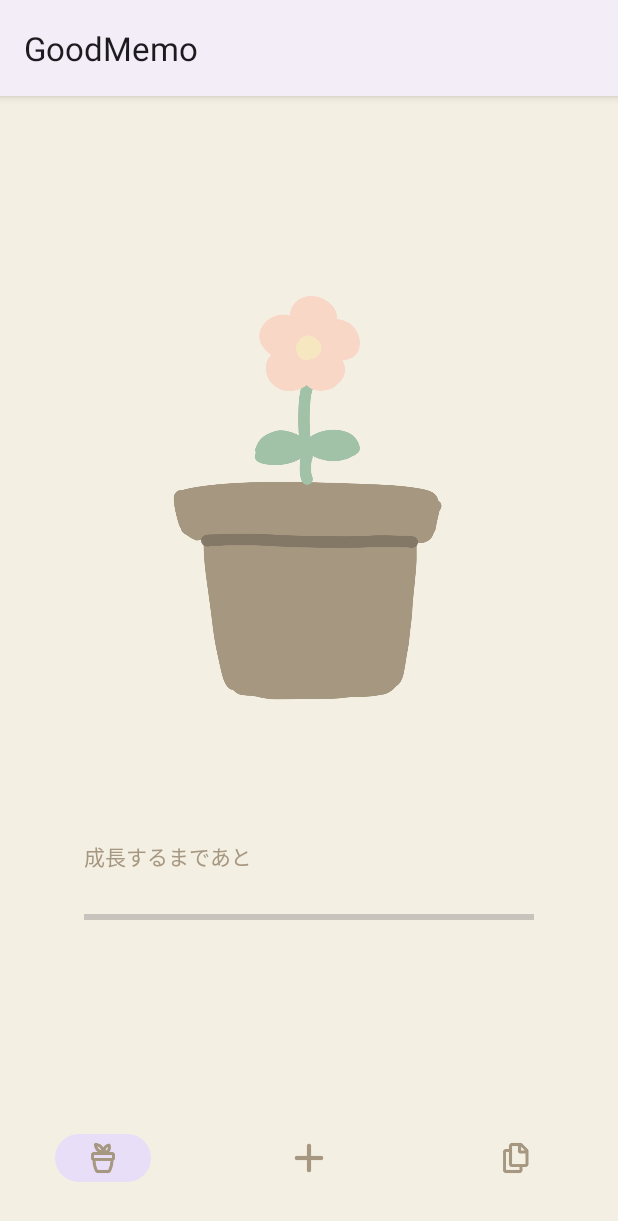
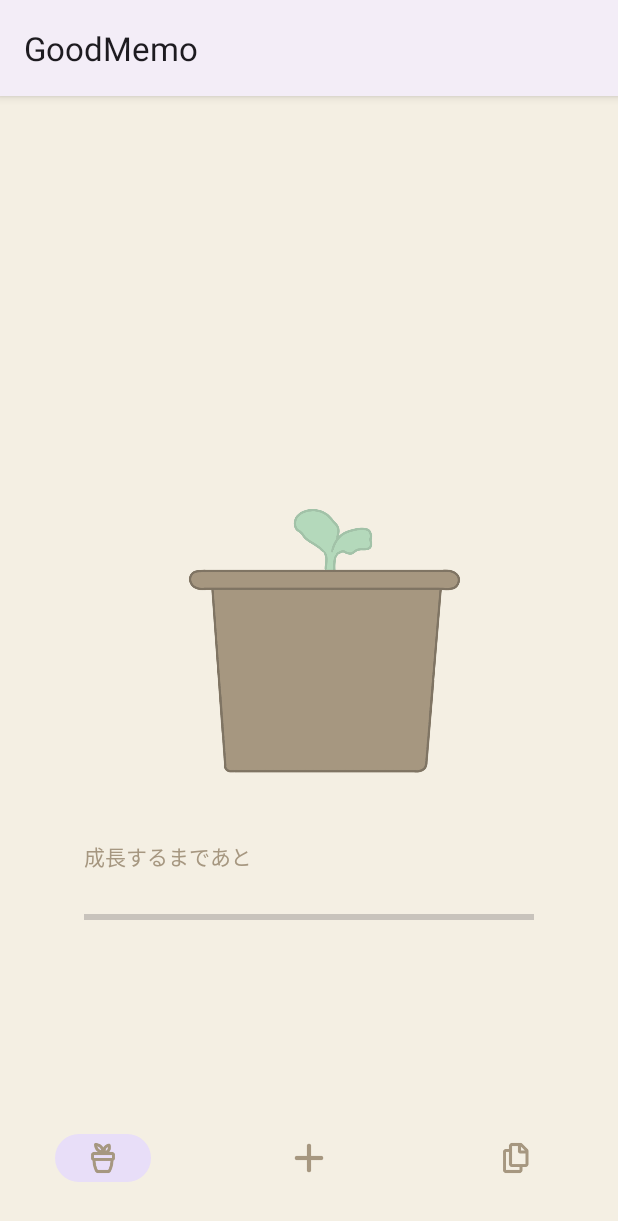
Before and after one commit to a1tannn/lit_android, an Android app: the screen it shows after launch (MainActivity), on a phone screen of 412 x 824 dp. Shown: the top 1221 px of the screen. Run offline under Robolectric (Android 15) with nearby library versions, the phone set to English and light mode, and no system bars; our stand-ins replace navigation-ui.

Commit message:
Add Image

```diff
--- a/GoodMemo/app/src/main/java/app/ai/aitan/goodmemo/FlowerFragment.kt
+++ b/GoodMemo/app/src/main/java/app/ai/aitan/goodmemo/FlowerFragment.kt
@@ -1,6 +1,9 @@
 package app.ai.aitan.goodmemo
 
+import android.content.Context
+import android.content.SharedPreferences
 import android.os.Bundle
+import android.util.Log
 import androidx.fragment.app.Fragment
 import android.view.LayoutInflater
 import android.view.View
@@ -11,6 +14,20 @@ class FlowerFragment : Fragment() {
     private var _binding: FragmentFlowerBinding? = null
     private val binding get() = _binding!!
 
+    private val imageResources = listOf(
+        R.drawable.sprout,
+        R.drawable.leaves,
+        R.drawable.leaves2,
+        R.drawable.bud,
+        R.drawable.gerbera
+    )
+    private lateinit var pref: SharedPreferences
+
+    private var currentImageIndex = 0
+
+    private var memoCount = 0
+
+    private var lastMemoCount = 0
     override fun onCreateView(
         inflater: LayoutInflater, container: ViewGroup?,
         savedInstanceState: Bundle?
@@ -20,4 +37,28 @@ class FlowerFragment : Fragment() {
 
         return binding.root
     }
+
+    override fun onViewCreated(view: View, savedInstanceState: Bundle?) {
+        super.onViewCreated(view, savedInstanceState)
+
+        changeImage()
+    }
+
+    private fun changeImage() {
+        pref = requireActivity().getSharedPreferences("SharedPref", Context.MODE_PRIVATE)
+        memoCount = pref.getInt("MemoCount",0)
+        Log.d("aitan","flower in memoCount = $memoCount")
+
+        val imageIndex = when (memoCount) {
+            in 0..2 -> 0
+            in 3..5 -> 1
+            in 6..8 -> 2
+            in 9..11 -> 3
+            12 -> 4
+            else -> 0
+        }
+
+        binding.imageView.setImageResource(imageResources[imageIndex])
+    }
+
 }
--- a/GoodMemo/app/src/main/res/layout/fragment_flower.xml
+++ b/GoodMemo/app/src/main/res/layout/fragment_flower.xml
@@ -5,7 +5,8 @@
     android:layout_height="match_parent"
     xmlns:tools="http://schemas.android.com/tools"
     tools:context=".FlowerFragment"
-    android:background="@color/base">
+    android:background="@color/base"
+    android:id="@+id/flowerFragment">
 
     <ImageView
         android:id="@+id/imageView"
@@ -15,7 +16,7 @@
         app:layout_constraintEnd_toEndOf="parent"
         app:layout_constraintStart_toStartOf="parent"
         app:layout_constraintTop_toTopOf="parent"
-        app:srcCompat="@drawable/flower" />
+        app:srcCompat="@drawable/sprout" />
 
     <TextView
         android:id="@+id/grow_text"
```
Also changed, not shown: GoodMemo/app/src/main/java/app/ai/aitan/goodmemo/AddFragment.kt (+23 -9 lines), GoodMemo/app/src/main/java/app/ai/aitan/goodmemo/RecordFragment.kt (+10 -3 lines), GoodMemo/app/src/main/java/app/ai/aitan/goodmemo/SwipeAdapter.kt (+32 -11 lines), GoodMemo/app/src/main/res/drawable/bud.PNG (added), GoodMemo/app/src/main/res/drawable/flower.PNG (deleted), GoodMemo/app/src/main/res/drawable/gerbera.PNG (added), GoodMemo/app/src/main/res/drawable/leaves.PNG (added), GoodMemo/app/src/main/res/drawable/leaves2.PNG (added), GoodMemo/app/src/main/res/drawable/sprout.PNG (added).
